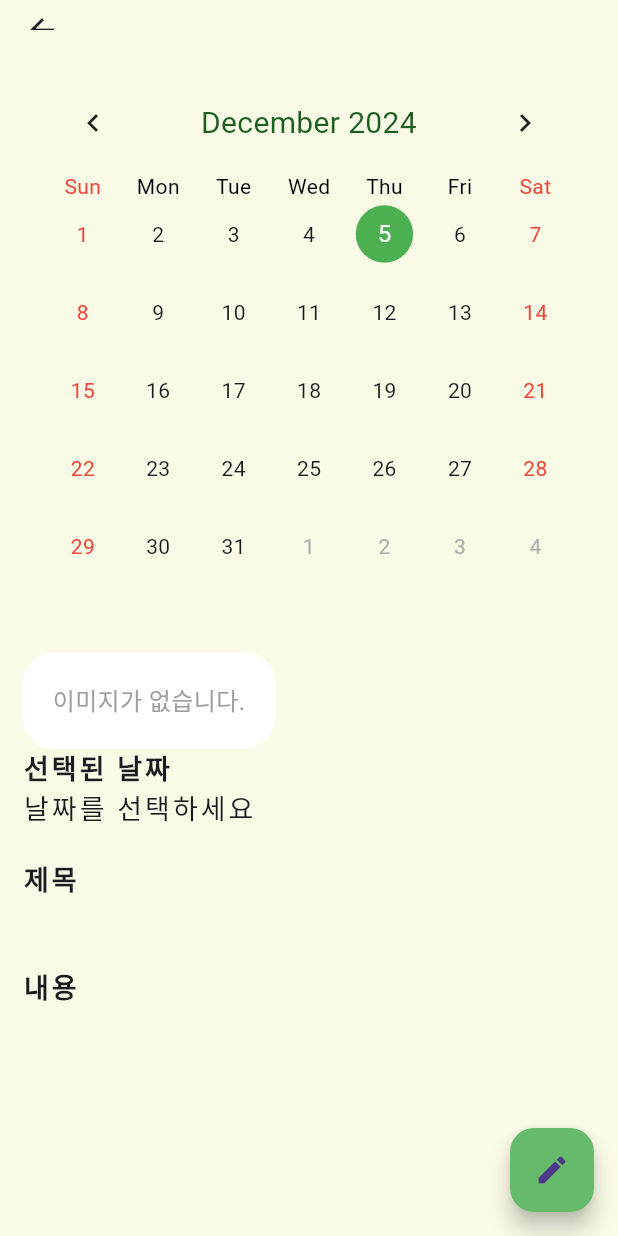
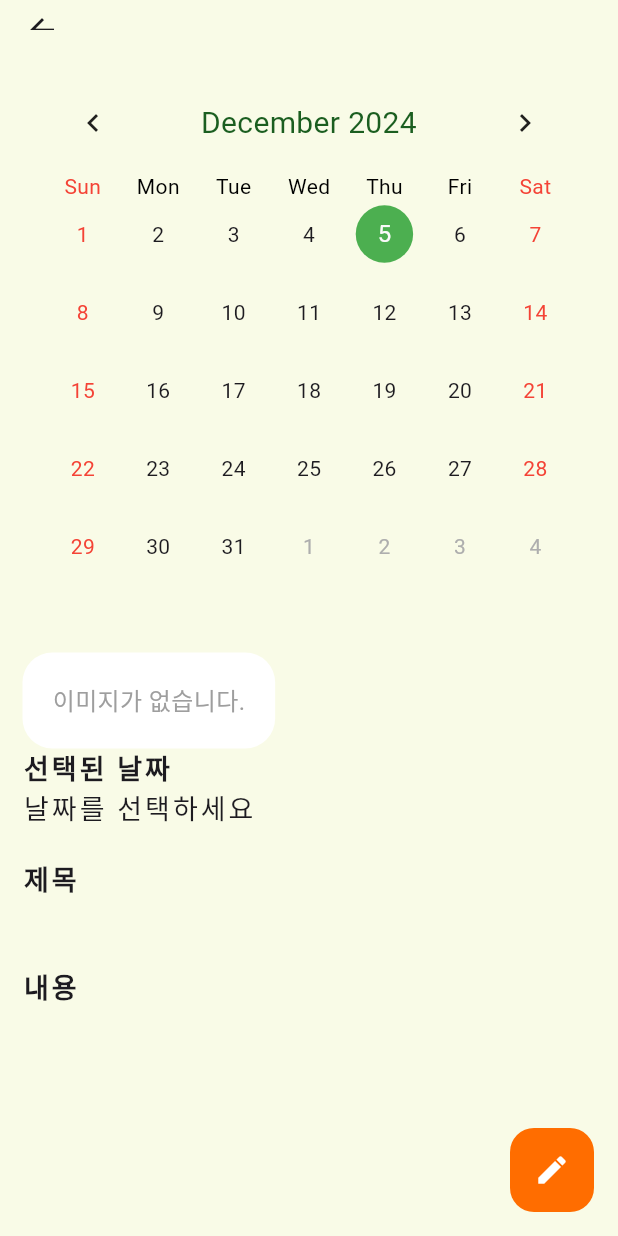
Before and after one commit to jsebal2/2024-SMHRD-IS-IoT-1-PM, a Flutter app: the Calendar screen opened directly, on a phone screen of 412 x 824 dp. Run offline on Flutter 3.47's test engine with Material 3 defaults, Android fonts, the phone set to English and light mode, and no system bars; drawn by our look-alikes of table_calendar; our stand-ins replace dio, flutter_secure_storage; missing offline and left inert: pm_project; accounts and stored records are empty; network calls fail; Roboto replaces fonts that are missing (굴토끼, 눈누토끼, 눈눈토끼); statements that could not run were skipped; project files that could hold a hidden picture were left out.

Commit message:
calendar,mypage UI 다영

```diff
--- a/lib/Diary/Calendar.dart
+++ b/lib/Diary/Calendar.dart
@@ -322,8 +322,9 @@ class _CalendarState extends State<Calendar> {
       ),
       floatingActionButton: FloatingActionButton(
         onPressed: () => _showDiaryDialog(context),
-        child: Icon(Icons.edit),
-        backgroundColor: Colors.green.shade400,
+        child: Icon(Icons.edit,color: Colors.white,),
+        backgroundColor: Colors.orangeAccent.shade700,
+        elevation: 0,
       ),
     );
   }
--- a/lib/mainPage/Login.dart
+++ b/lib/mainPage/Login.dart
@@ -65,7 +65,7 @@ class _LoginState extends State<Login> {
             mainAxisAlignment: MainAxisAlignment.center,
             crossAxisAlignment: CrossAxisAlignment.stretch,
             children: [
-              Text('Smart Pot', style: TextStyle(fontFamily: '산토끼', fontSize:40,color: Colors.green.shade800,fontWeight: FontWeight.bold),),
+              Text('Smart Pot!', style: TextStyle(fontFamily: '산토끼', fontSize:40,color: Colors.green.shade800,fontWeight: FontWeight.bold),),
               SizedBox(height: 70),
 
               // ID 입력 필드
--- a/lib/user/Join.dart
+++ b/lib/user/Join.dart
@@ -55,7 +55,7 @@ class _JoinState extends State<Join> {
             crossAxisAlignment: CrossAxisAlignment.start,
             children: [
               Container(
-                  child: Image.asset('assets/images/plantpot.png',width: 70,height: 70,color: Colors.teal.shade900,)
+                  child: Image.asset('assets/images/plant_icon.png',width: 70,height: 70,color: Colors.teal.shade900,)
               ),
               SizedBox(height: 15),
               Text('Welcome!',
```
Also changed, not shown: lib/main.dart (+18 -1 lines), lib/user/mypage.dart (+19 -3 lines), assets/images/plant.png (added), assets/images/plant_icon.png (added).
